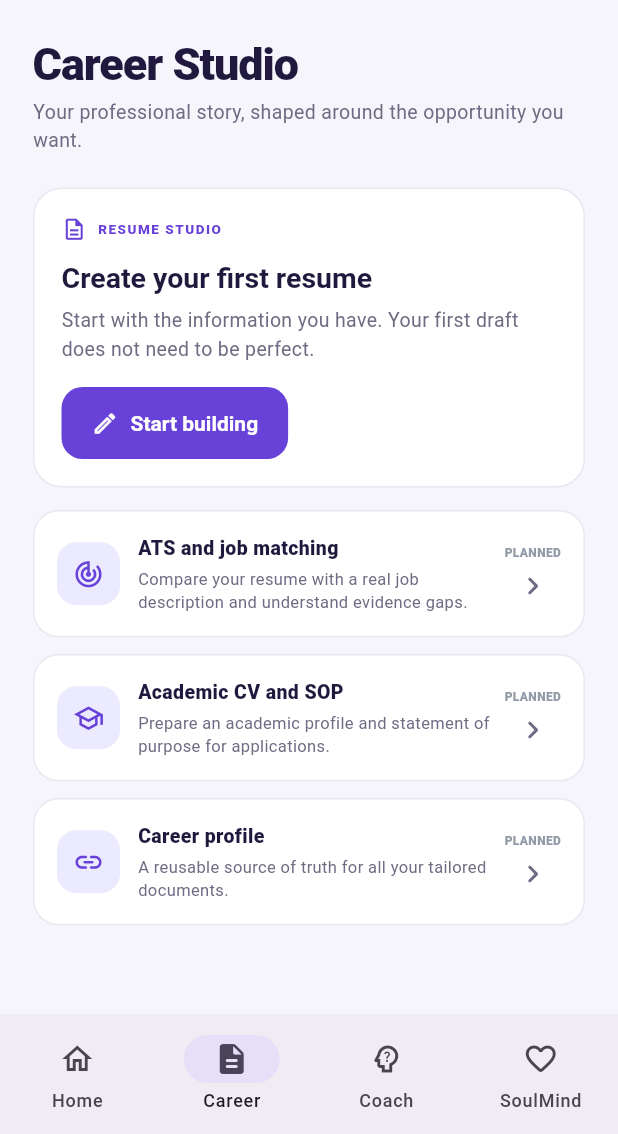
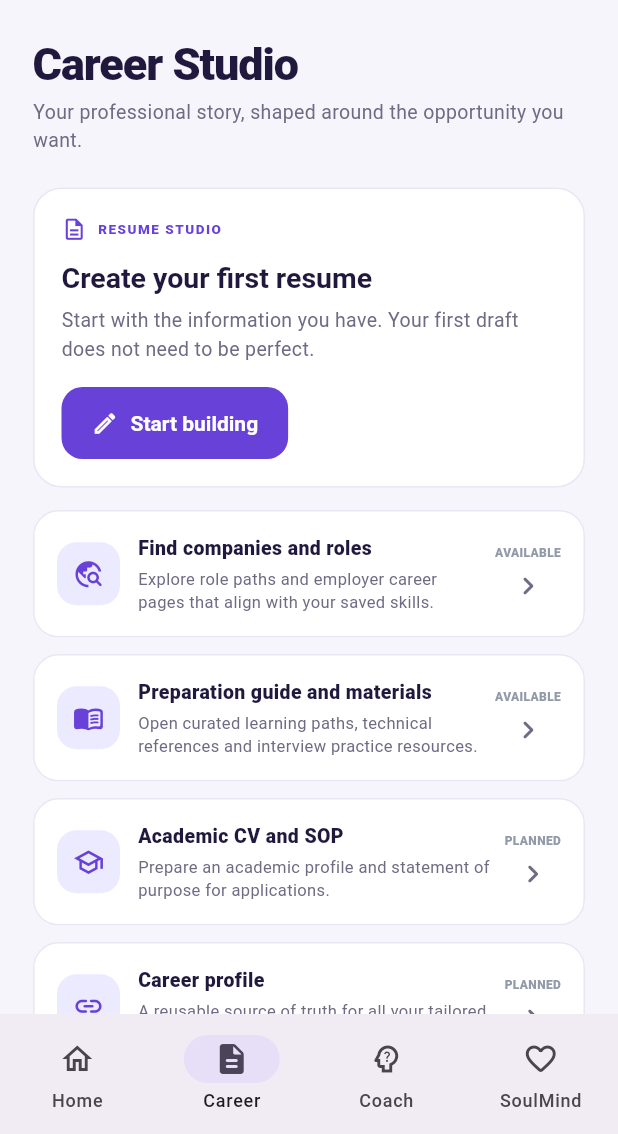
Before and after one commit to renga270122/soulvest-soulskill, a Flutter app: the screen it shows after launch, item 2 of the bottom bar chosen, on a phone screen of 412 x 824 dp, the part 102-1236 px from its top. Run offline on Flutter 3.47's test engine with Material 3 defaults, Android fonts, the phone set to English and light mode, and no system bars; our stand-ins replace file_picker, pdf, printing, shared_preferences.

Commit message:
feat(ui): connect career explorer and preparation guide to dashboard

```diff
--- a/soulskill_mobile/lib/screens/home_screen.dart
+++ b/soulskill_mobile/lib/screens/home_screen.dart
@@ -5,6 +5,8 @@ import '../providers/resume_provider.dart';
 import '../theme/soulskill_theme.dart';
 import 'resume_editor_screen.dart';
 import 'resume_preview_screen.dart';
+import 'career_explorer_screen.dart';
+import 'preparation_guide_screen.dart';
 
 enum _Destination { home, career, coach, soulMind }
 
@@ -28,6 +30,14 @@ class _HomeScreenState extends State<HomeScreen> {
 
   void _openPreview() => Navigator.of(context).push(
         MaterialPageRoute(builder: (_) => const ResumePreviewScreen()),
+      );
+
+  void _openCareerExplorer() => Navigator.of(context).push(
+        MaterialPageRoute(builder: (_) => const CareerExplorerScreen()),
+      );
+
+  void _openPreparationGuide() => Navigator.of(context).push(
+        MaterialPageRoute(builder: (_) => const PreparationGuideScreen()),
       );
 
   void _openFeature(String title, String description) {
@@ -133,6 +143,8 @@ class _HomeScreenState extends State<HomeScreen> {
           onOpenCoach: () => _select(_Destination.coach),
           onOpenSoulMind: () => _select(_Destination.soulMind),
           onOpenFeature: _openFeature,
+          onFindRoles: _openCareerExplorer,
+          onOpenPreparationGuide: _openPreparationGuide,
           onOpenPreview:
               provider.resume.completionPercent > 0 ? _openPreview : null,
           checkIn: _checkIn,
@@ -150,6 +162,8 @@ class _HomeScreenState extends State<HomeScreen> {
           onPreview:
               provider.resume.completionPercent > 0 ? _openPreview : null,
           onOpenFeature: _openFeature,
+          onFindRoles: _openCareerExplorer,
+          onOpenPreparationGuide: _openPreparationGuide,
         );
       case _Destination.coach:
         return _SoulCoachView(onOpenFeature: _openFeature);
@@ -549,6 +563,8 @@ class _DashboardView extends StatelessWidget {
     required this.onOpenCoach,
     required this.onOpenSoulMind,
     required this.onOpenFeature,
+    required this.onFindRoles,
+    required this.onOpenPreparationGuide,
     required this.onOpenPreview,
     required this.checkIn,
     required this.onCheckIn,
@@ -561,6 +577,8 @@ class _DashboardView extends StatelessWidget {
   final VoidCallback onOpenCoach;
   final VoidCallback onOpenSoulMind;
   final void Function(String, String) onOpenFeature;
+  final VoidCallback onFindRoles;
+  final VoidCallback onOpenPreparationGuide;
   final VoidCallback? onOpenPreview;
   final String? checkIn;
   final ValueChanged<String> onCheckIn;
@@ -613,6 +631,8 @@ class _DashboardView extends StatelessWidget {
               onCoach: onOpenCoach,
               onSoulMind: onOpenSoulMind,
               onFeature: onOpenFeature,
+              onFindRoles: onFindRoles,
+              onPreparationGuide: onOpenPreparationGuide,
             ),
             const SizedBox(height: 28),
             if (sideBySide)
@@ -1137,6 +1157,8 @@ class _QuickActionGrid extends StatelessWidget {
     required this.onCoach,
     required this.onSoulMind,
     required this.onFeature,
+    required this.onFindRoles,
+    required this.onPreparationGuide,
   });
 
   final bool wide;
@@ -1144,6 +1166,8 @@ class _QuickActionGrid extends StatelessWidget {
   final VoidCallback onCoach;
   final VoidCallback onSoulMind;
   final void Function(String, String) onFeature;
+  final VoidCallback onFindRoles;
+  final VoidCallback onPreparationGuide;
 
   @override
   Widget build(BuildContext context) {
@@ -1156,15 +1180,18 @@ class _QuickActionGrid extends StatelessWidget {
         onTap: onCareer,
       ),
       _ActionData(
-        icon: Icons.track_changes_outlined,
-        title: 'Job matching',
-        subtitle: 'Understand role requirements',
+        icon: Icons.travel_explore_rounded,
+        title: 'Find roles & companies',
+        subtitle: 'Explore opportunities for your skills',
         color: const Color(0xFF238A81),
-        status: 'NEXT',
-        onTap: () => onFeature(
-          'Job matching & ATS insights',
-          'Compare a resume with a job description, understand skill evidence and discover practical improvements. This capability is planned for the next product milestone.',
-        ),
+        onTap: onFindRoles,
+      ),
+      _ActionData(
+        icon: Icons.menu_book_rounded,
+        title: 'Preparation guide',
+        subtitle: 'Learning materials and interview links',
+        color: const Color(0xFF5275C8),
+        onTap: onPreparationGuide,
       ),
       _ActionData(
         icon: Icons.mic_none_rounded,
@@ -1555,12 +1582,16 @@ class _CareerStudioView extends StatelessWidget {
     required this.onCreateResume,
     required this.onPreview,
     required this.onOpenFeature,
+    required this.onFindRoles,
+    required this.onOpenPreparationGuide,
   });
 
   final int progress;
   final VoidCallback onCreateResume;
   final VoidCallback? onPreview;
   final void Function(String, String) onOpenFeature;
+  final VoidCallback onFindRoles;
+  final VoidCallback onOpenPreparationGuide;
 
   @override
   Widget build(BuildContext context) {
@@ -1613,15 +1644,21 @@ class _CareerStudioView extends StatelessWidget {
         ),
         const SizedBox(height: 15),
         _FeatureRowCard(
-          icon: Icons.track_changes_outlined,
-          title: 'ATS and job matching',
+          icon: Icons.travel_explore_rounded,
+          title: 'Find companies and roles',
           description:
-              'Compare your resume with a real job description and understand evidence gaps.',
-          badge: 'PLANNED',
-          onTap: () => onOpenFeature(
-            'ATS and job matching',
-            'This screen will compare a resume with a job description and explain skill alignment, missing evidence and document-readability checks.',
-          ),
+              'Explore role paths and employer career pages that align with your saved skills.',
+          badge: 'AVAILABLE',
+          onTap: onFindRoles,
+        ),
+        const SizedBox(height: 11),
+        _FeatureRowCard(
+          icon: Icons.menu_book_rounded,
+          title: 'Preparation guide and materials',
+          description:
+              'Open curated learning paths, technical references and interview practice resources.',
+          badge: 'AVAILABLE',
+          onTap: onOpenPreparationGuide,
         ),
         const SizedBox(height: 11),
         _FeatureRowCard(
```
